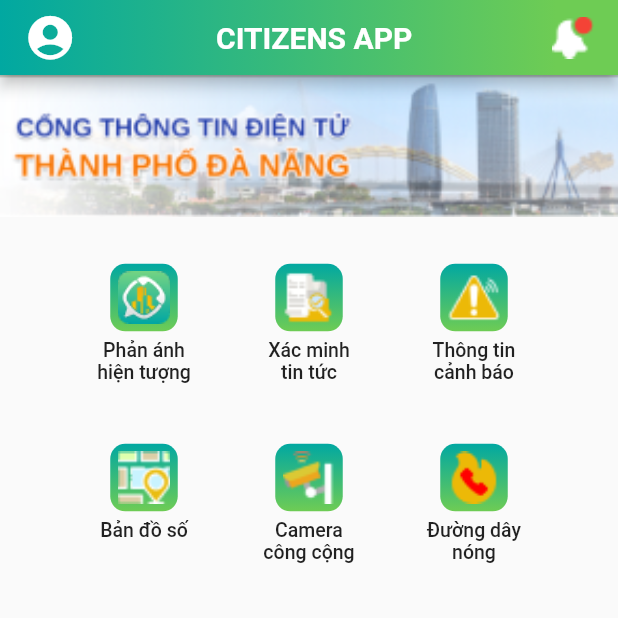
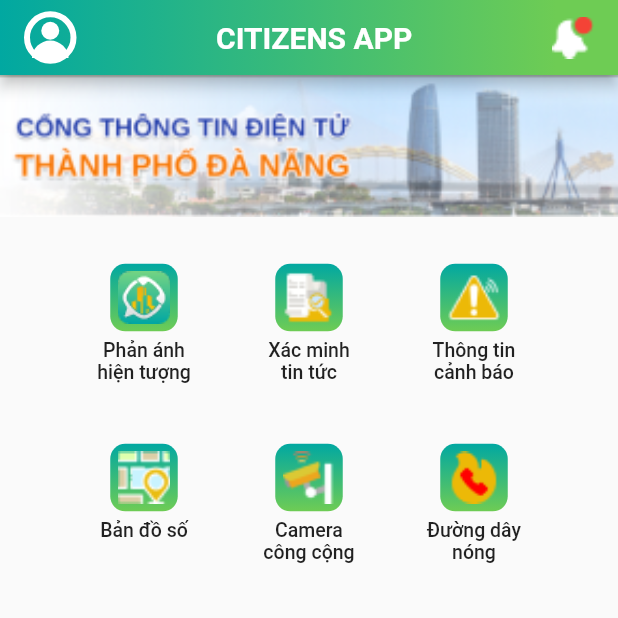
Before and after one commit to gympro159/citizens, a Flutter app: the screen it shows after launch, on a phone screen of 412 x 824 dp, the top half of it. Run offline on Flutter 3.47's test engine with Material 2 defaults, Android fonts, the phone set to English and light mode, and no system bars; our stand-ins replace shimmer, webview_flutter.

Commit message:
26/11 11:10

```diff
--- a/lib/constants/Config.dart
+++ b/lib/constants/Config.dart
@@ -1 +1 @@
-const API_URL = "http://192.168.17.2:8095";
+const API_URL = "http://192.168.220.2:8095";
--- a/lib/widgets/appBar/appBar.dart
+++ b/lib/widgets/appBar/appBar.dart
@@ -19,11 +19,41 @@
           children: [
             GestureDetector(
                 onTap: () {},
-                child: Icon(
-                  Icons.account_circle,
-                  color: Colors.white,
-                  size: 35.0,
-                )),
+                child: Container(
+                    width: 35,
+                    height: 35,
+                    padding: EdgeInsets.symmetric(horizontal: 1.3),
+                    decoration: BoxDecoration(
+                      border: Border.all(width: 4.0, color: Colors.white),
+                      borderRadius: BorderRadius.circular(35),
+                    ),
+                    child: Stack(
+                      children: [
+                        Positioned.fill(
+                          top: 3,
+                          child: Align(
+                            alignment: Alignment.topCenter,
+                            child: Container(
+                                width: 12,
+                                height: 12,
+                                decoration: BoxDecoration(
+                                    color: Colors.white,
+                                    borderRadius: BorderRadius.circular(10))),
+                          ),
+                        ),
+                        Positioned.fill(
+                            bottom: -26.5,
+                            child: Align(
+                              alignment: Alignment.bottomCenter,
+                              child: Container(
+                                  width: 38,
+                                  height: 38,
+                                  decoration: BoxDecoration(
+                                      color: Colors.white,
+                                      borderRadius: BorderRadius.circular(20))),
+                            ))
+                      ],
+                    ))),
             Text(title,
                 style: TextStyle(
                     fontSize: 20.0,
```
Also changed, not shown: pubspec.lock.
